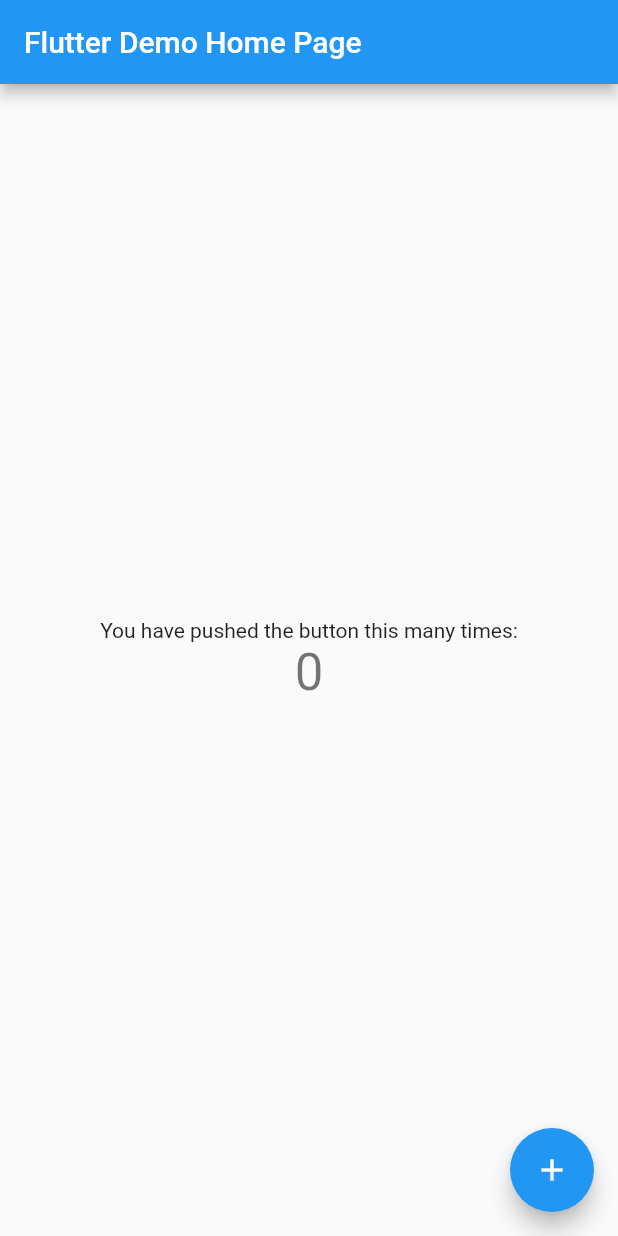
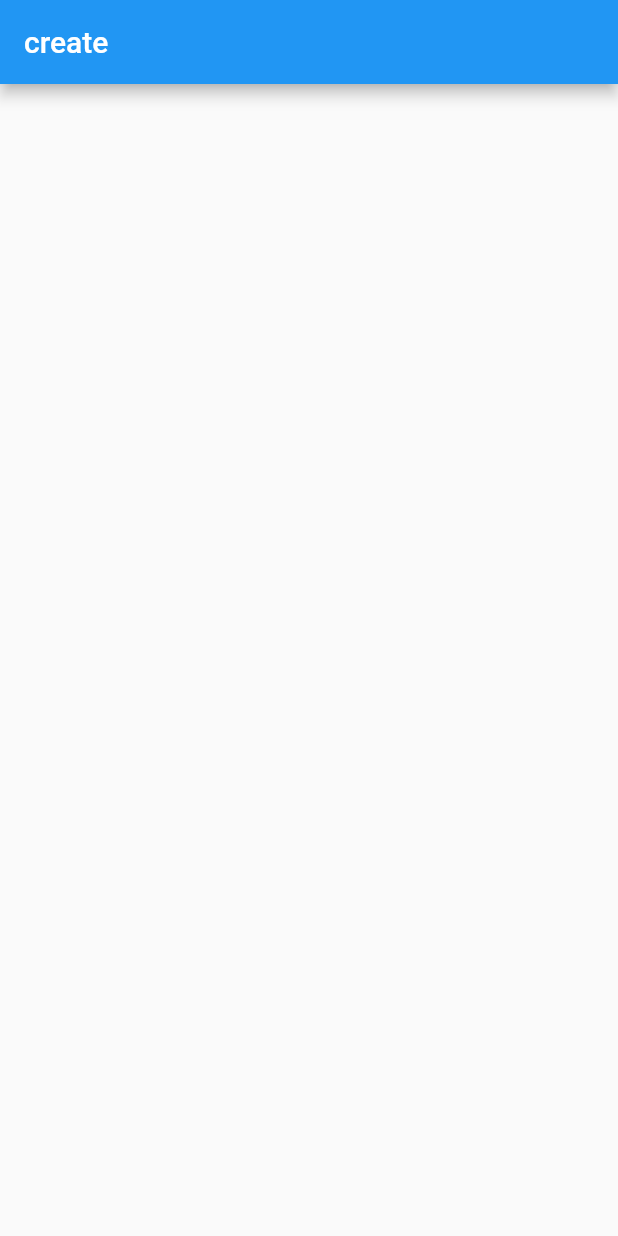
Before and after one commit to alefbispo/Quiz-App, a Flutter app: the screen it shows after launch, on a phone screen of 412 x 824 dp. Run offline on Flutter 3.47's test engine with Material 2 defaults, Android fonts, the phone set to English and light mode, and no system bars.

```diff
--- a/quiz_app/lib/main.dart
+++ b/quiz_app/lib/main.dart
@@ -1,69 +1,26 @@
 import 'package:flutter/material.dart';
 
 void main() {
-  runApp(const MyApp());
+  runApp(const QuizApp());
 }
 
-class MyApp extends StatelessWidget {
-  const MyApp({Key? key}) : super(key: key);
+class QuizApp extends StatefulWidget {
+  const QuizApp({Key? key}) : super(key: key);
 
-  // This widget is the root of your application.
+  @override
+  State<QuizApp> createState() => _QuizAppState();
+}
+
+class _QuizAppState extends State<QuizApp> {
   @override
   Widget build(BuildContext context) {
     return MaterialApp(
-      title: 'Flutter Demo',
-      theme: ThemeData(
-        primarySwatch: Colors.blue,
+      debugShowCheckedModeBanner: false,
+      home: Scaffold(
+        appBar: AppBar(
+          title: const Text('create'),
+        ),
       ),
-      home: const MyHomePage(title: 'Flutter Demo Home Page'),
     );
   }
 }
-
-class MyHomePage extends StatefulWidget {
-  const MyHomePage({Key? key, required this.title}) : super(key: key);
-
-
-  final String title;
-
-  @override
-  State<MyHomePage> createState() => _MyHomePageState();
-}
-
-class _MyHomePageState extends State<MyHomePage> {
-  int _counter = 0;
-
-  void _incrementCounter() {
-    setState(() {
-      _counter++;
-    });
-  }
-
-  @override
-  Widget build(BuildContext context) {
-    return Scaffold(
-      appBar: AppBar(
-        title: Text(widget.title),
-      ),
-      body: Center(
-        child: Column(
-          mainAxisAlignment: MainAxisAlignment.center,
-          children: <Widget>[
-            const Text(
-              'You have pushed the button this many times:',
-            ),
-            Text(
-              '$_counter',
-              style: Theme.of(context).textTheme.headline4,
-            ),
-          ],
-        ),
-      ),
-      floatingActionButton: FloatingActionButton(
-        onPressed: _incrementCounter,
-        tooltip: 'Increment',
-        child: const Icon(Icons.add),
-      ), // This trailing comma makes auto-formatting nicer for build methods.
-    );
-  }
-}
```
Also changed, not shown: 1 other file.
